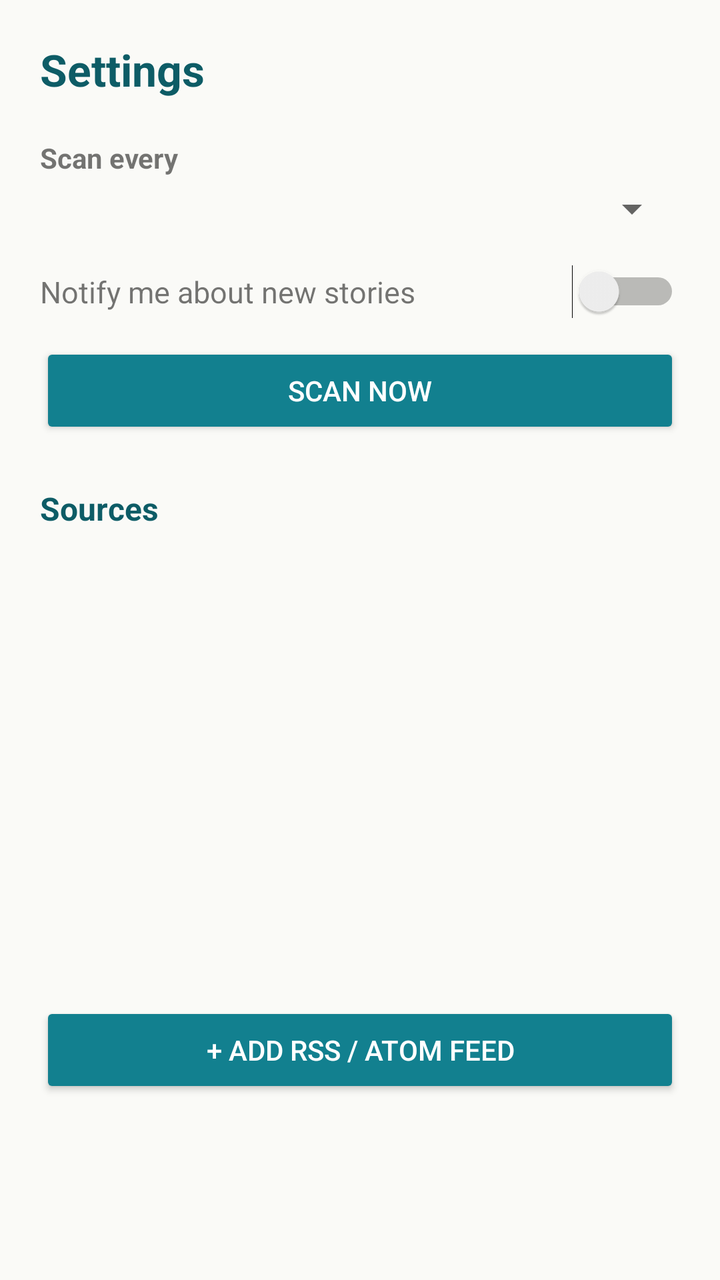
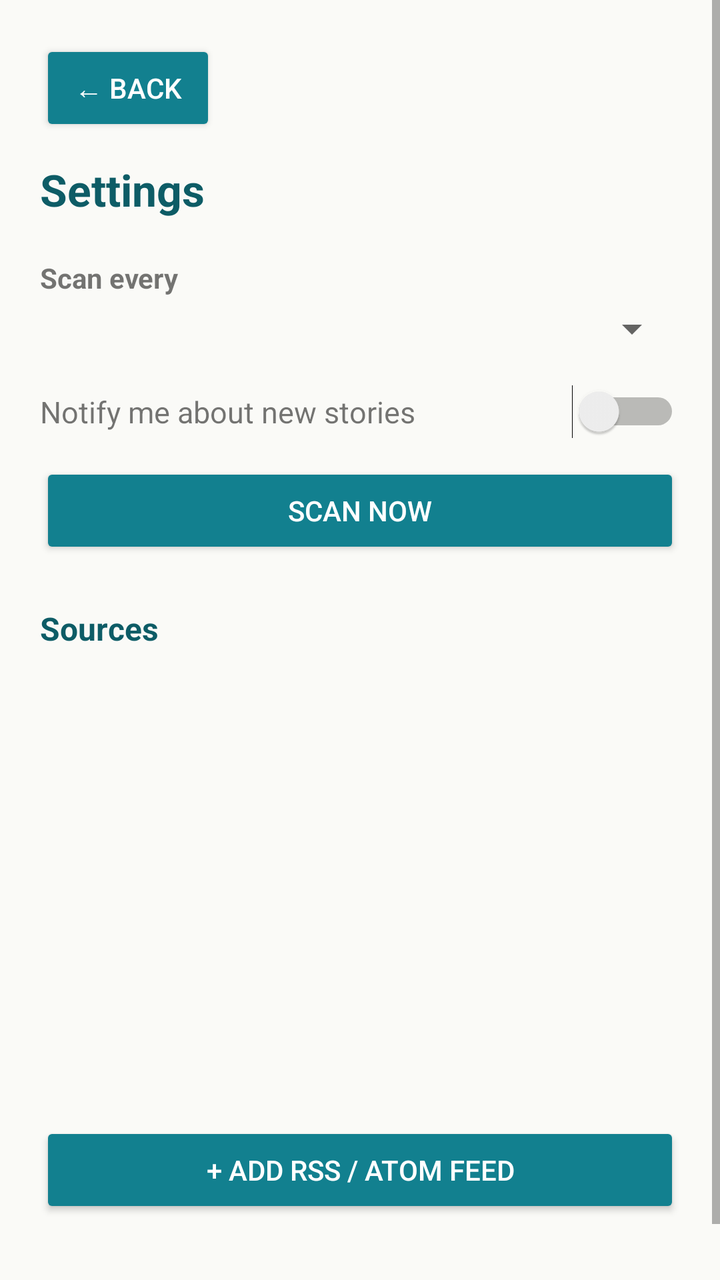

An Android layout rendered at two revisions. The XML below is the earlier revision; the diff shows what the commit changed to produce the second picture.
<!-- AndroidManifest.xml: application theme Theme.TownLine -->
<!-- res/layout/activity_settings.xml -->
<?xml version="1.0" encoding="utf-8"?>
<ScrollView xmlns:android="http://schemas.android.com/apk/res/android"
    android:layout_width="match_parent"
    android:layout_height="match_parent"
    android:background="@color/paper">

    <LinearLayout
        android:layout_width="match_parent"
        android:layout_height="wrap_content"
        android:orientation="vertical"
        android:padding="20dp">

        <TextView
            android:layout_width="wrap_content"
            android:layout_height="wrap_content"
            android:text="Settings"
            android:textSize="22sp"
            android:textStyle="bold"
            android:textColor="@color/teal_dark" />

        <TextView
            android:layout_width="wrap_content"
            android:layout_height="wrap_content"
            android:layout_marginTop="20dp"
            android:text="Scan every"
            android:textStyle="bold"
            android:textSize="14sp" />

        <Spinner
            android:id="@+id/intervalSpinner"
            android:layout_width="match_parent"
            android:layout_height="wrap_content"
            android:layout_marginTop="4dp" />

        <LinearLayout
            android:layout_width="match_parent"
            android:layout_height="wrap_content"
            android:layout_marginTop="16dp"
            android:orientation="horizontal"
            android:gravity="center_vertical">

            <TextView
                android:layout_width="0dp"
                android:layout_height="wrap_content"
                android:layout_weight="1"
                android:text="Notify me about new stories"
                android:textSize="15sp" />

            <Switch
                android:id="@+id/notifySwitch"
                android:layout_width="wrap_content"
                android:layout_height="wrap_content" />
        </LinearLayout>

        <Button
            android:id="@+id/btnSyncNow"
            android:layout_width="match_parent"
            android:layout_height="wrap_content"
            android:layout_marginTop="12dp"
            android:text="Scan now"
            android:backgroundTint="@color/teal"
            android:textColor="#FFFFFF" />

        <TextView
            android:layout_width="wrap_content"
            android:layout_height="wrap_content"
            android:layout_marginTop="24dp"
            android:text="Sources"
            android:textStyle="bold"
            android:textSize="16sp"
            android:textColor="@color/teal_dark" />

        <ListView
            android:id="@+id/sourceList"
            android:layout_width="match_parent"
            android:layout_height="220dp"
            android:layout_marginTop="8dp" />

        <Button
            android:id="@+id/btnAddSource"
            android:layout_width="match_parent"
            android:layout_height="wrap_content"
            android:layout_marginTop="8dp"
            android:text="+ Add RSS / Atom feed"
            android:backgroundTint="@color/teal"
            android:textColor="#FFFFFF" />

        <TextView
            android:id="@+id/aboutText"
            android:layout_width="wrap_content"
            android:layout_height="wrap_content"
            android:layout_marginTop="24dp"
            android:textSize="12sp"
            android:textColor="@color/grey" />
    </LinearLayout>
</ScrollView>
<!-- resources referenced by this layout -->
<resources>
  <color name="grey">#6B7280</color>
  <color name="paper">#FAFAF7</color>
  <color name="teal">#12808F</color>
  <color name="teal_dark">#0D5C66</color>
  <style name="Theme.TownLine" parent="android:Theme.Material.Light.NoActionBar">
          <item name="android:colorPrimary">@color/teal_dark</item>
          <item name="android:colorPrimaryDark">@color/teal_dark</item>
          <item name="android:colorAccent">@color/teal</item>
          <item name="android:windowBackground">@color/paper</item>
      </style>
</resources>

<!-- the commit's change to res/layout/activity_settings.xml (unified diff, before → after) -->
@@ -9,6 +9,15 @@
         android:layout_height="wrap_content"
         android:orientation="vertical"
         android:padding="20dp">
+
+        <Button
+            android:id="@+id/btnBack"
+            android:layout_width="wrap_content"
+            android:layout_height="wrap_content"
+            android:layout_marginBottom="12dp"
+            android:text="← Back"
+            android:textColor="#FFFFFF"
+            android:backgroundTint="@color/teal" />
 
         <TextView
             android:layout_width="wrap_content"
